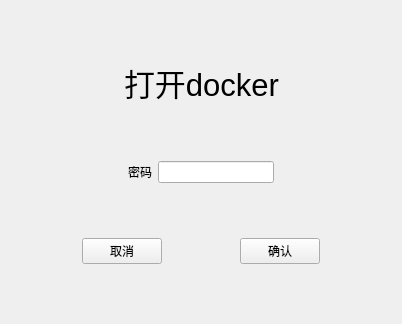
Before: the Qt Designer form system.ui in Decodetalkers/docker-gui, drawn with Qt 5.
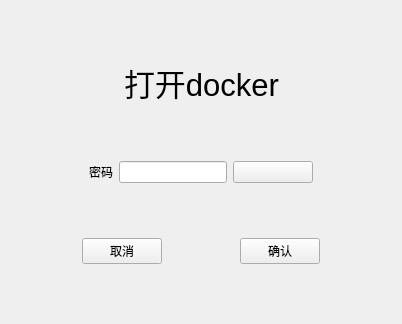
After: the same form once the commit is applied.

Diff of the .ui file:
```diff
--- a/system.ui
+++ b/system.ui
@@ -107,7 +107,27 @@
         </widget>
        </item>
        <item>
-        <widget class="QLineEdit" name="lineEdit"/>
+        <widget class="QLineEdit" name="lineEdit">
+         <property name="sizePolicy">
+          <sizepolicy hsizetype="Expanding" vsizetype="Fixed">
+           <horstretch>0</horstretch>
+           <verstretch>0</verstretch>
+          </sizepolicy>
+         </property>
+        </widget>
+       </item>
+       <item>
+        <widget class="QPushButton" name="pushButton_show">
+         <property name="sizePolicy">
+          <sizepolicy hsizetype="Preferred" vsizetype="Preferred">
+           <horstretch>0</horstretch>
+           <verstretch>0</verstretch>
+          </sizepolicy>
+         </property>
+         <property name="text">
+          <string>     </string>
+         </property>
+        </widget>
        </item>
        <item>
         <spacer name="horizontalSpacer_2">
```
